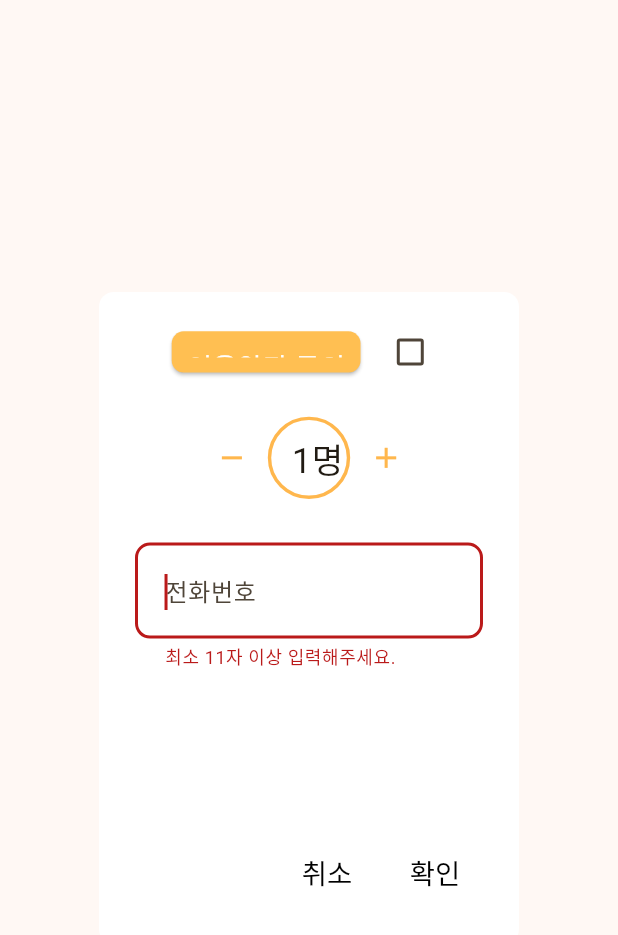
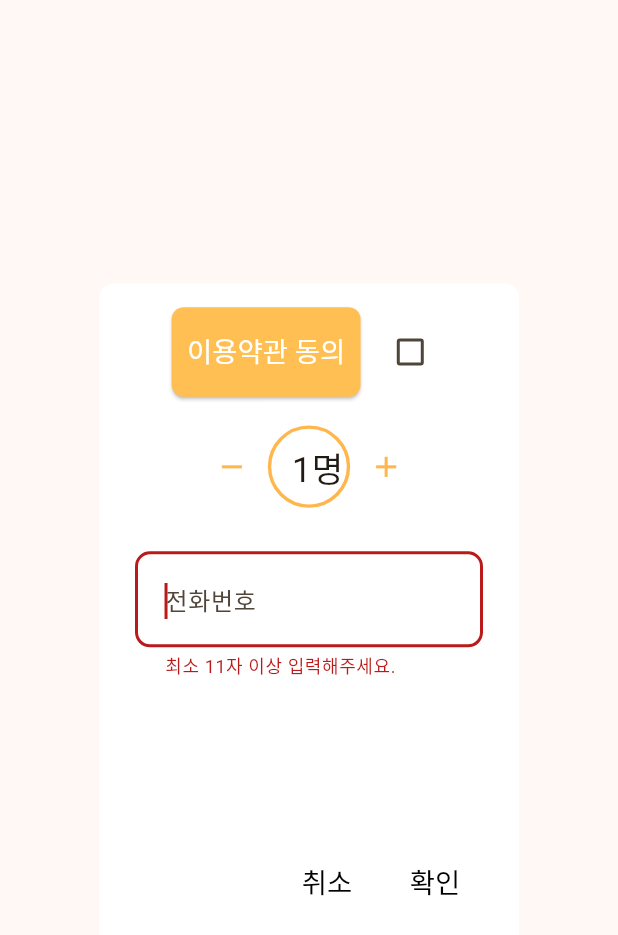
Before and after one commit to MyKnow/OrRe_Web, a Flutter app: the WaitingDialog widget shown alone on an empty page, opened directly with empty values, on a phone screen of 412 x 824 dp. Shown: the top 935 px of the screen. Run offline on Flutter 3.47's test engine with Material 3 defaults, Android fonts, the phone set to English and light mode, and no system bars; drawn by our look-alikes of animated_flip_counter; our stand-ins replace cached_network_image, camera, equatable, flutter_expandable_fab, flutter_riverpod, flutter_screenutil and 14 more; missing offline and left inert: dart:html, dart:js, flutter_phone_direct_caller, internet_connectivity_checker, qr_code_scanner, sliver_app_bar_builder and 1 more; accounts and stored records are empty; network calls fail; Roboto replaces fonts that are missing (Dovemayo_gothic).

Commit message:
[1.0.4+5] 버튼 크기 롤백

```diff
--- a/lib/presenter/storeinfo/store_info_screen.dart
+++ b/lib/presenter/storeinfo/store_info_screen.dart
@@ -239,8 +239,8 @@ class _NonNullStoreDetailInfoWidgetState
                   SmallButtonWidget(
                     text: "앱 바로가기",
                     fontSize: 16.sp,
-                    minSize: Size(90.w, 26.sp),
-                    maxSize: Size(90.w, 26.sp),
+                    minSize: Size(90.w, 50.h),
+                    maxSize: Size(90.w, 50.h),
                     onPressed: () async {
                       appNavigatorService(widget.storeDetailInfo, context);
                     },
@@ -281,7 +281,7 @@ class _NonNullStoreDetailInfoWidgetState
                       color: Colors.grey,
                     ),
                     Consumer(builder: (context, ref, child) {
-                      final appVersion = ref.watch(appVersionProvider);
+                      // final appVersion = ref.watch(appVersionProvider);
                       return TextWidget(
                         "서비스 버전 : ${getAppVersion()}",
                         fontSize: 6.sp,
--- a/lib/presenter/storeinfo/store_info_screen_waiting_dialog.dart
+++ b/lib/presenter/storeinfo/store_info_screen_waiting_dialog.dart
@@ -60,8 +60,8 @@ class WaitingDialog extends ConsumerWidget {
               crossAxisAlignment: CrossAxisAlignment.center,
               children: [
                 SmallButtonWidget(
-                    minSize: Size(110.w, 24.sp),
-                    maxSize: Size(110.w, 24.sp),
+                    minSize: Size(110.w, 50.h),
+                    maxSize: Size(110.w, 50.h),
                     text: '이용약관 동의  ',
                     fontSize: 16.sp,
                     onPressed: () {
--- a/lib/presenter/waiting/waiting_screen.dart
+++ b/lib/presenter/waiting/waiting_screen.dart
@@ -533,7 +533,7 @@ class _WaitingStoreItemState extends ConsumerState<WaitingStoreItem> {
                                     SizedBox(width: 16.w),
                                     SmallButtonWidget(
                                         text: "새로고침",
-                                        fontSize: 8.sp,
+                                        fontSize: 9.sp,
                                         minSize: Size(50.w, 40.h),
                                         maxSize: Size(50.w, 40.h),
                                         onPressed: () {
@@ -677,8 +677,8 @@ class _WaitingStoreItemState extends ConsumerState<WaitingStoreItem> {
                     ),
                     SmallButtonWidget(
                       fontSize: 12.sp,
-                      minSize: Size(70.w, 20.sp),
-                      maxSize: Size(70.w, 20.sp),
+                      minSize: Size(70.w, 40.h),
+                      maxSize: Size(70.w, 40.h),
                       text: "앱 바로가기",
                       onPressed: () async {
                         appNavigatorService(storeInfo, context);
```
